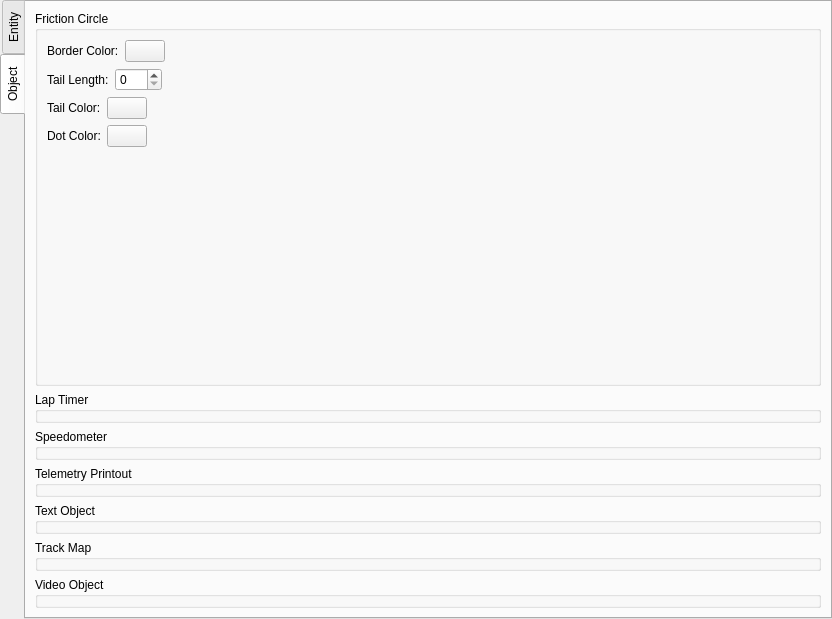
This is apps/ui/renderentitypropertiestab.ui in hankedan000/gopro-overlay as Qt 5 draws it before an edit. The edited form follows.
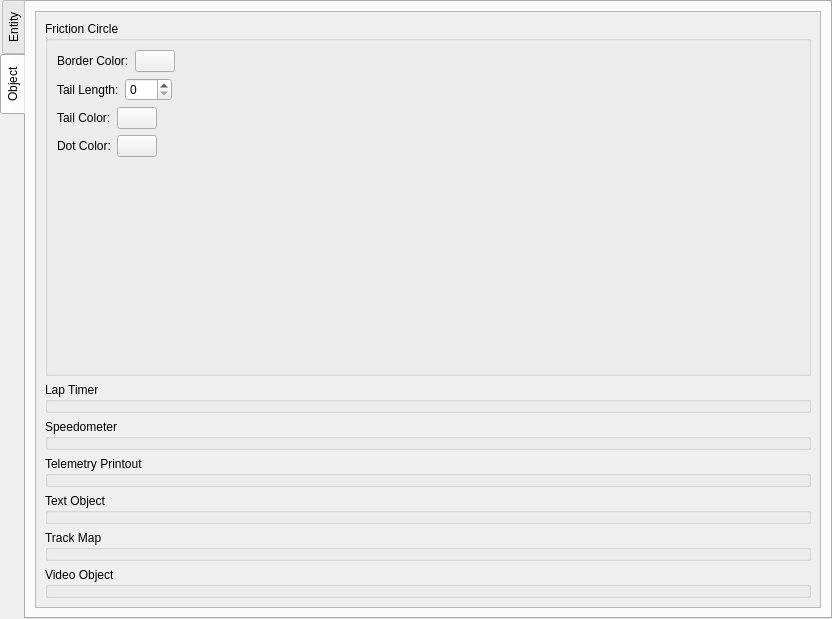
This is the edited form. The open tabs and pages were chosen to show the change. Custom widgets are drawn as their Qt base class.

```diff
--- a/apps/ui/renderentitypropertiestab.ui
+++ b/apps/ui/renderentitypropertiestab.ui
@@ -243,6 +243,23 @@
    </attribute>
    <layout class="QVBoxLayout" name="verticalLayout_2">
     <item>
+     <widget class="QScrollArea" name="scrollArea_2">
+      <property name="widgetResizable">
+       <bool>true</bool>
+      </property>
+      <widget class="QWidget" name="objectProperties_ScrollArea">
+       <property name="geometry">
+        <rect>
+         <x>0</x>
+         <y>0</y>
+         <width>780</width>
+         <height>595</height>
+        </rect>
+       </property>
+       <layout class="QGridLayout" name="gridLayout_3">
+        <item row="0" column="0">
+         <layout class="QVBoxLayout" name="verticalLayout_5">
+          <item>
      <widget class="QGroupBox" name="frictionCircle_GroupBox">
       <property name="title">
        <string>Friction Circle</string>
@@ -383,7 +400,7 @@
          <property name="sizeHint" stdset="0">
           <size>
            <width>20</width>
-           <height>142</height>
+                 <height>120</height>
           </size>
          </property>
         </spacer>
@@ -431,6 +448,12 @@
       <property name="title">
        <string>Video Object</string>
       </property>
+           </widget>
+          </item>
+         </layout>
+        </item>
+       </layout>
+      </widget>
      </widget>
     </item>
    </layout>
```
Left out of the diff: 2 changed lines with no effect on the pictures. Lines whose indentation alone changed are shown as unchanged.
